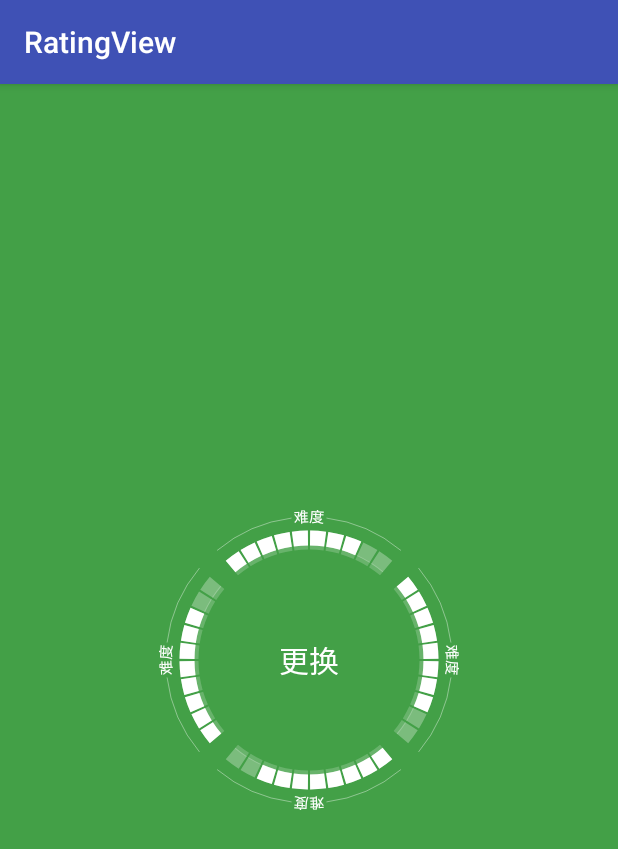
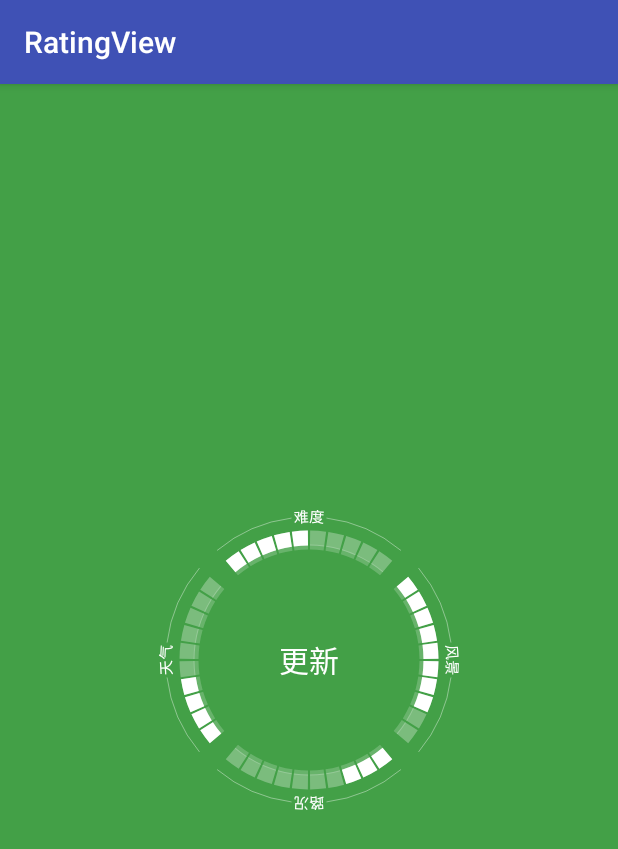
Before and after one commit to a396901990/RatingView, an Android app: the screen it shows after launch (MainActivity), on a phone screen of 412 x 824 dp. Shown: the top 849 px of the screen. Run offline under Robolectric (Android 15) with nearby library versions, the phone set to English and light mode, and no system bars.

Commit message:
add screen shot

```diff
--- a/RatingView/library/build.gradle
+++ b/RatingView/library/build.gradle
@@ -2,7 +2,7 @@ apply plugin: 'com.android.library'
 apply plugin: 'com.github.dcendents.android-maven'
 apply plugin: 'com.jfrog.bintray'
 
-version = "1.1.0"
+version = "1.2.0"
 android {
     compileSdkVersion 23
     buildToolsVersion "23.0.2"
--- a/RatingView/sample/build.gradle
+++ b/RatingView/sample/build.gradle
@@ -23,7 +23,7 @@ dependencies {
     compile fileTree(dir: 'libs', include: ['*.jar'])
     compile 'com.android.support:appcompat-v7:23.1.1'
     compile project(':library')
-
+    compile 'com.deanguo.ratingview:library:1.1.0'
 //    https://dl.bintray.com/a396901990/maven/com/deanguo/library/1.0.0/
 //    https://dl.bintray.com/com/deanguo/ratingview/ratingview/1.0.0/
 }
--- a/RatingView/sample/src/main/java/com/deanguo/sample/MainActivity.java
+++ b/RatingView/sample/src/main/java/com/deanguo/sample/MainActivity.java
@@ -6,7 +6,6 @@ import android.view.View;
 import android.widget.Button;
 
 import com.deanguo.ratingview.RatingBar;
-import com.deanguo.library.*;
 import com.deanguo.ratingview.RatingView;
 
 public class MainActivity extends AppCompatActivity {
@@ -15,13 +14,13 @@ public class MainActivity extends AppCompatActivity {
     protected void onCreate(Bundle savedInstanceState) {
         super.onCreate(savedInstanceState);
         setContentView(R.layout.activity_main);
-        final Button btn = (Button) this.findViewById(R.id.center_btn);
+        final View btn = this.findViewById(R.id.center_btn);
         final RatingView view = (RatingView) this.findViewById(R.id.rating_view);
 
-        final RatingBar bar1 = new RatingBar(8, "难度");
-        final RatingBar bar2 = new RatingBar(8, "难度");
-        final RatingBar bar3 = new RatingBar(8, "难度");
-        final RatingBar bar4 = new RatingBar(8, "难度");
+        final RatingBar bar1 = new RatingBar(5, "难度");
+        final RatingBar bar2 = new RatingBar(8, "风景");
+        final RatingBar bar3 = new RatingBar(3, "路况");
+        final RatingBar bar4 = new RatingBar(4, "天气");
         view.setAnimatorListener(new RatingView.AnimatorListener() {
             @Override
             public void onRotateStart() {
@@ -53,8 +52,9 @@ public class MainActivity extends AppCompatActivity {
             public void onClick(View v) {
                 view.clear();
                 bar1.setRate(5);
-                bar2.setRate(1);
-                bar2.setRate(3);
+                bar2.setRate(8);
+                bar3.setRate(3);
+                bar4.setRate(4);
                 view.show();
             }
         });
--- a/RatingView/sample/src/main/res/layout/activity_main.xml
+++ b/RatingView/sample/src/main/res/layout/activity_main.xml
@@ -1,6 +1,7 @@
 <?xml version="1.0" encoding="utf-8"?>
 <RelativeLayout xmlns:android="http://schemas.android.com/apk/res/android"
     xmlns:tools="http://schemas.android.com/tools"
+    xmlns:app="http://schemas.android.com/apk/res-auto"
     android:layout_width="match_parent"
     android:layout_height="match_parent"
     android:background="#43A047"
@@ -11,37 +12,22 @@
         android:layout_width="200dp"
         android:layout_height="200dp"
         android:layout_centerInParent="true">
-
         <RelativeLayout
             android:layout_width="100dp"
             android:layout_height="100dp"
             android:layout_gravity="center"
             >
-
-            <Button
+            <TextView
                 android:visibility="invisible"
                 android:id="@+id/center_btn"
-                style="@style/Widget.AppCompat.Button.Borderless"
                 android:layout_width="match_parent"
                 android:layout_height="match_parent"
                 android:layout_centerInParent="true"
-                android:text="更换"
+                android:text="更新"
                 android:gravity="center"
                 android:textColor="#ffffff"
                 android:textSize="20dp" />
 
         </RelativeLayout>
-
     </com.deanguo.ratingview.RatingView>
-    <!--<com.deanguo.ratingview.RatingView-->
-    <!--xmlns:app="http://schemas.android.com/apk/res-auto"-->
-    <!--android:id="@+id/rating_view"-->
-    <!--android:layout_centerInParent="true"-->
-    <!--android:layout_width="300dp"-->
-    <!--android:layout_height="300dp"-->
-    <!--app:rating_title_visible="true"-->
-    <!--app:rating_max="5"-->
-    <!--app:rating_rated_color="#999999"-->
-    <!--app:rating_outline_color="@color/colorPrimaryDark"-->
-    <!--/>-->
 </RelativeLayout>
```
Also changed, not shown: 2 other files.
